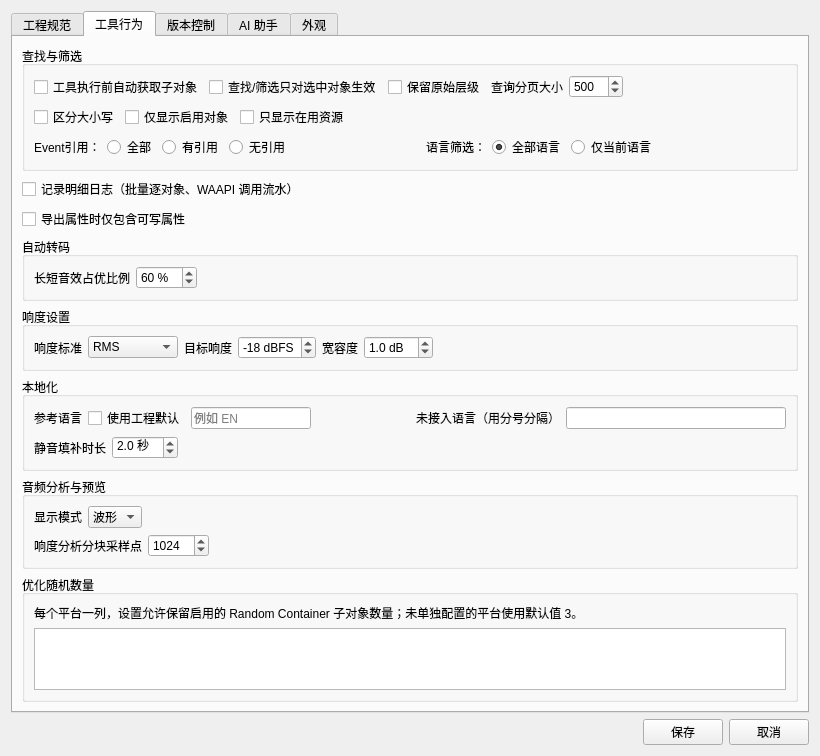
This is ui/ProjectSettings.ui in victor647/WAAPI_Tools as Qt 5 draws it before an edit. The edited form follows.
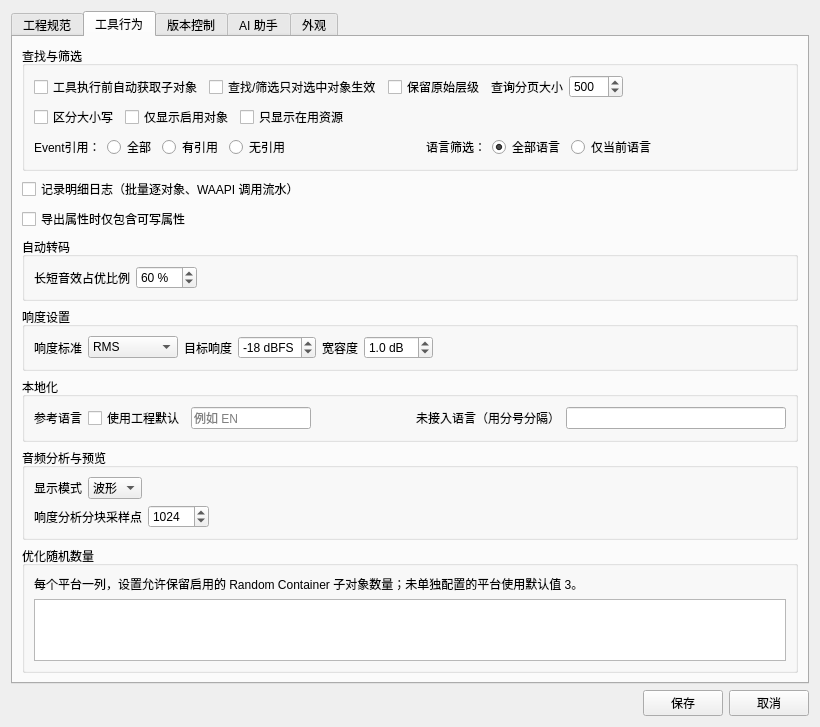
This is the edited form. The open tabs and pages were chosen to show the change. Custom widgets are drawn as their Qt base class.

```diff
--- a/ui/ProjectSettings.ui
+++ b/ui/ProjectSettings.ui
@@ -835,58 +835,6 @@
             </item>
            </layout>
           </item>
-          <item>
-           <layout class="QHBoxLayout" name="silenceDurationRow">
-            <item>
-             <widget class="QLabel" name="lblSilenceDuration">
-              <property name="text">
-               <string>静音填补时长</string>
-              </property>
-              <property name="toolTip">
-               <string>「静音填补空缺」为缺失语言新建的静音源长度（秒）。</string>
-              </property>
-             </widget>
-            </item>
-            <item>
-             <widget class="QDoubleSpinBox" name="spbSilenceDuration">
-              <property name="toolTip">
-               <string>默认 2 秒，可调范围 0.1-60。只影响新建的静音源，已有样本不受影响。</string>
-              </property>
-              <property name="suffix">
-               <string> 秒</string>
-              </property>
-              <property name="decimals">
-               <number>1</number>
-              </property>
-              <property name="minimum">
-               <double>0.100000000000000</double>
-              </property>
-              <property name="maximum">
-               <double>60.000000000000000</double>
-              </property>
-              <property name="singleStep">
-               <double>0.500000000000000</double>
-              </property>
-              <property name="value">
-               <double>2.000000000000000</double>
-              </property>
-             </widget>
-            </item>
-            <item>
-             <spacer name="silenceDurationSpacer">
-              <property name="orientation">
-               <enum>Qt::Horizontal</enum>
-              </property>
-              <property name="sizeHint" stdset="0">
-               <size>
-                <width>40</width>
-                <height>20</height>
-               </size>
-              </property>
-             </spacer>
-            </item>
-           </layout>
-          </item>
          </layout>
         </widget>
        </item>
```
Left out of the diff: 18 changed lines with no effect on the pictures.
